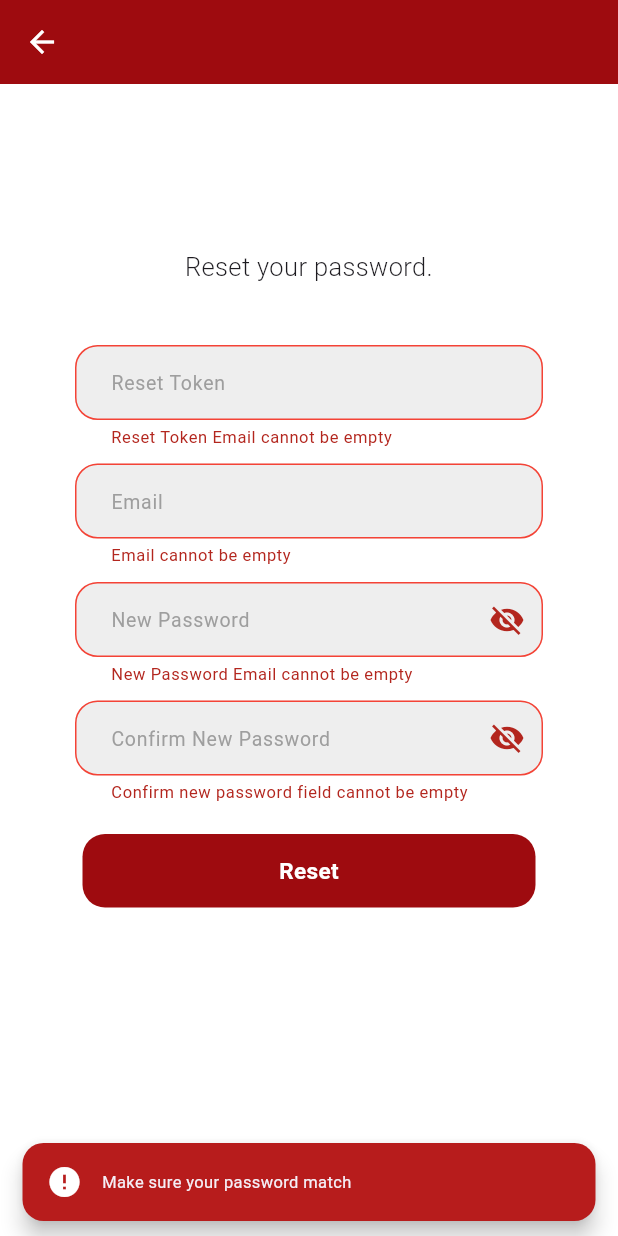
After one commit to gabrielSantoc/myEUC-x-Supabase, a Flutter app: the ResetPassowrdScreen screen opened directly, after a tap on "Reset", on a phone screen of 412 x 824 dp. The commit adds this screen. Run offline on Flutter 3.47's test engine with Material 3 defaults, Android fonts, the phone set to English and light mode, and no system bars; our stand-ins replace convex_bottom_bar, flutter_markdown, hive, hive_flutter, loading_animation_widget, page_transition and 1 more; missing offline and left inert: onesignal_flutter; accounts and stored records are empty.

Commit message:
add change password feature add update_password screen add reset_password screen modify forgot_password screen

```diff
--- a/lib/auth/register_teacher_page.dart
+++ b/lib/auth/register_teacher_page.dart
@@ -140,6 +140,7 @@ class RegisterTeacherScreenState extends State<RegisterTeacherScreen> {
 
 
         } on AuthException catch(e) {
+
           LoadingDialog.hideLoading(context);
           Alert.of(context).showError(e.message);
           print("ERROR ::: ${e.code}");
--- /dev/null
+++ b/lib/auth/reset_password.dart
@@ -0,0 +1,208 @@
+import 'package:flutter/cupertino.dart';
+import 'package:flutter/material.dart';
+import 'package:myeuc_x_supabase/components/nav_bar.dart';
+import 'package:myeuc_x_supabase/main.dart';
+import 'package:myeuc_x_supabase/shared/alert.dart';
+import 'package:myeuc_x_supabase/shared/app_dialog.dart';
+import 'package:myeuc_x_supabase/shared/buttons.dart';
+import 'package:myeuc_x_supabase/shared/textFields.dart';
+import 'package:myeuc_x_supabase/shared/validators.dart';
+import 'package:supabase_flutter/supabase_flutter.dart';
+
+class ResetPassowrdScreen extends StatefulWidget {
+  const ResetPassowrdScreen({super.key});
+
+  @override
+  State<ResetPassowrdScreen> createState() => _ResetPassowrdScreenState();
+}
+
+class _ResetPassowrdScreenState extends State<ResetPassowrdScreen> {
+  final resetPasswordFormKey = GlobalKey<FormState>();
+
+
+  final TextEditingController _emailController = TextEditingController();
+  final TextEditingController _passwordController = TextEditingController();
+  final TextEditingController _newPasswordController = TextEditingController();
+
+  bool obscureTextFlagForNewPassword = true;
+  bool obscureTextFlagForConfirmNewPassword = true;
+
+  @override
+  void dispose() {
+    _passwordController.dispose();
+    _newPasswordController.dispose();
+    super.dispose();
+  }
+
+
+  void showAlertDialog(BuildContext context) {
+    showCupertinoDialog<void>(
+      context: context,
+      builder: (BuildContext context) => CupertinoAlertDialog(
+        title: const Text('Sucess'),
+        content: const Text('Password updated successfully.'),
+        actions: <CupertinoDialogAction>[
+          CupertinoDialogAction(
+            isDestructiveAction: false,
+            onPressed: () {
+
+              Navigator.pushAndRemoveUntil(
+                context,
+                MaterialPageRoute(builder: (context) => const NavBar()),
+                (route) => false,
+              );
+
+            },
+            child: const Text('close'),
+          ),
+        ],
+      ),
+    );
+  }
+
+  Future _passwordReset() async {
+
+    if(resetPasswordFormKey.currentState!.validate()) {
+      try {
+
+        final res = await supabase.auth.updateUser(
+          UserAttributes(
+            password: _passwordController.text.trim()
+          )
+        );
+
+        AppDialog.showSuccessDialog(
+          context: context,
+          title: 'Success',
+          message: 'Password updated sucessfully.',
+          onConfirm: () {
+            Navigator.pushAndRemoveUntil(
+              context,
+              MaterialPageRoute(builder: (context) => const NavBar()),
+              (Route<dynamic> route) => false
+            );
+          }
+        );
+
+      } on AuthException catch (error) {
+
+        Alert.of(context).showError('${error.message} 😢😢😢');
+
+
+      }
+
+    } else {
+
+      Alert.of(context).showError("Make sure your password match");
+
+    }
+
+  }
+
+  @override
+  Widget build(BuildContext context) {
+    return Scaffold(
+      backgroundColor: Colors.white,
+      appBar: AppBar(
+        backgroundColor: const Color(0xFF9e0b0f),
+        iconTheme: const IconThemeData(color: Colors.white),
+      ),
+
+      body: Padding(
+        padding: const EdgeInsets.symmetric(horizontal: 25.0, vertical: 10.0),
+        child: SingleChildScrollView(
+          child: Form(
+            key: resetPasswordFormKey,
+            autovalidateMode: AutovalidateMode.onUserInteraction,
+            child: Column(
+              mainAxisAlignment: MainAxisAlignment.center,
+              children: [
+                const SizedBox(height: 100),
+
+
+                const Text(
+                  'Reset your password.',
+                  textAlign: TextAlign.center,
+                  style: TextStyle(
+                    fontSize: 17,
+                    fontWeight: FontWeight.w300
+                  ),
+                ),
+
+                const SizedBox(height: 40),
+
+                MyTextFormField(
+                  controller: _emailController,
+                  hintText: "Reset Token",
+                  obscureText: false,
+                  validator: (value) => Validator.of(context).validateTextField(value, 'Reset Token'),
+                ),
+
+                const SizedBox(height: 10),
+
+                MyTextFormField(
+                  controller: _emailController,
+                  hintText: "Email",
+                  obscureText: false,
+                  validator: Validator.of(context).validateEmail,
+                ),
+
+                const SizedBox(height: 10),
+
+
+                MyTextFormFieldPasword(
+                  controller: _passwordController,
+                  hintText: 'New Password',
+                  obscureText: obscureTextFlagForNewPassword,
+                  suffixIcon: GestureDetector(
+
+                    onTap: () {
+                      setState(() {
+                        obscureTextFlagForNewPassword = !obscureTextFlagForNewPassword;
+                      });
+                    },
+                    child: Icon( obscureTextFlagForNewPassword ?Icons.visibility_off :Icons.visibility )
+                  ),
+
+                  validator: (value)=> Validator.of(context).validateTextField(value, "New Password"),
+                ),
+
+                const SizedBox(height: 10),
+
+                MyTextFormFieldPasword(
+                  controller: _newPasswordController,
+                  hintText: 'Confirm New Password',
+                  obscureText: obscureTextFlagForConfirmNewPassword,
+                  suffixIcon: GestureDetector(
+
+                    onTap: () {
+                      setState(() {
+                        obscureTextFlagForConfirmNewPassword =! obscureTextFlagForConfirmNewPassword;
+                      });
+                    },
+                    child: Icon( obscureTextFlagForConfirmNewPassword ?Icons.visibility_off :Icons.visibility )
+                  ),
+
+                  validator: (value) {
+                    return Validator.of(context)
+                    .validateConirmPassword(value, _passwordController.text.trim());
+                  }
+                ),
+
+                const SizedBox(height: 20),
+
+                MyButton(
+                  onTap: _passwordReset,
+                  buttonName: 'Reset'
+                )
+
+              ],
+
+            ),
+          ),
+        ),
+      ),
+
+    );
+  }
+}
--- a/lib/shared/app_dialog.dart
+++ b/lib/shared/app_dialog.dart
@@ -69,4 +69,36 @@ class AppDialog {
       ),
     );
   }
+
+  static void showSuccessDialog({
+    required BuildContext context,
+    required String title,
+    required String message,
+    required VoidCallback onConfirm,
+  }) {
+    showDialog(
+      context: context,
+      builder: (context) => AlertDialog(
+        title: Text(title),
+        content: Text(message),
+        actions: [
+
+          TextButton(
+            style: TextButton.styleFrom(
+              foregroundColor: Colors.black,
+            ),
+            onPressed: () {
+              onConfirm();
+              Navigator.of(context).pop();
+            },
+            child: const Text('Close'),
+          ),
+
+        ],
+      ),
+    );
+  }
+
+
+
 }
--- a/lib/shared/validators.dart
+++ b/lib/shared/validators.dart
@@ -43,15 +43,24 @@ class Validator {
   }
 
   // VALIDATE NORMAL TEXT FIELD
+  String? validateConirmPassword(String? confirmPassword, String? password) {
+    if( confirmPassword.toString() != password.toString()) {
+      return 'Please ensure that both password match.';
+    }
+    if(confirmPassword.toString().isEmpty || confirmPassword == null ) {
+      return 'Confirm new password field cannot be empty';
+    }
+    return null;
+  }
+
+
+  // VALIDATE NORMAL TEXT FIELD
   String? validateTextField(String? value, String fieldName) {
-    if(value.toString().isEmpty) {
-      return '${fieldName} cannot be empty';
+    if(value.toString().isEmpty || value == null ) {
+      return '${fieldName} Email cannot be empty';
     }
     if(value.toString().length <= 1) {
       return '${fieldName} must be more than one character';
-    }
-    if(value.toString().isEmpty || value == null ) {
-      return '${fieldName} Email cannot be empty';
     }
     return null;
   }
```
Also changed, not shown: lib/auth/forgot_password.dart (+26 -3 lines), lib/auth/update_password.dart (added, +187 -0 lines), lib/components/my_drawer.dart (+21 -6 lines).
